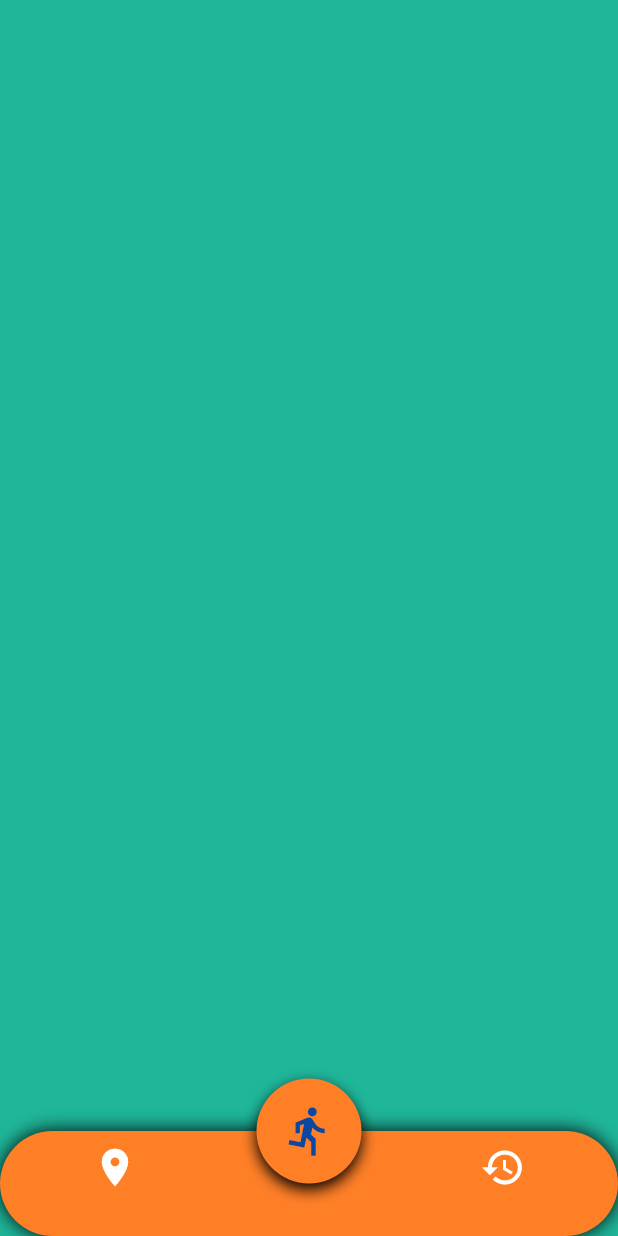
After one commit to dimasbagas/Runnning_feet, a Flutter app: the screen it shows after launch, on a phone screen of 412 x 824 dp. The commit adds this screen. Run offline on Flutter 3.47's test engine with Material 3 defaults, Android fonts, the light colour scheme and no system bars.

Commit message:
membuat buttom navigation

```diff
--- a/lib/main.dart
+++ b/lib/main.dart
@@ -1,5 +1,6 @@
 import 'package:flutter/material.dart';
-import 'package:runningfeet/pages/home_screen.dart';
+import 'package:runningfeet/pages/button_navigation.dart';
+// import 'package:runningfeet/pages/home_screen.dart';
 
 void main() => runApp(const MyApp());
 
@@ -12,7 +13,7 @@ class MyApp extends StatelessWidget {
       debugShowCheckedModeBanner:
           false, // Menghilangkan banner debug di pojok kanan atas
       // home: Firstpage(), // Menetapkan Firstpage sebagai halaman awal
-      home: HomeScreen(), // Menetapkan Firstpage sebagai halaman awal
+      home: ButtonNavigation(), // Menetapkan Firstpage sebagai halaman awal
     );
   }
 }
@@ -54,9 +55,7 @@ class _FirstpageState extends State<Firstpage> {
                   ),
                 ),
                 const SizedBox(height: 60),
-                ElevatedButton(onPressed: () {
-                  print("tombol ditekan");
-                },
+                ElevatedButton(onPressed: () {},
                 style: ElevatedButton.styleFrom(
                   backgroundColor: const Color(0xFFFE7F20),
                   shape: RoundedRectangleBorder(
--- /dev/null
+++ b/lib/pages/button_navigation.dart
@@ -0,0 +1,89 @@
+import 'package:flutter/material.dart';
+
+class ButtonNavigation extends StatefulWidget {
+  const ButtonNavigation({super.key});
+
+  @override
+  State<ButtonNavigation> createState() => _ButtonNavigationState();
+}
+
+class _ButtonNavigationState extends State<ButtonNavigation> {
+  final Color mainOrange = const Color(0xFFff7f27);
+  @override
+  Widget build(BuildContext context) {
+    return Scaffold(
+      body: Container(
+        color: const Color(0xFF1FB69A),
+      ),
+      // const SizedBox(height: 60),
+      extendBody: true,
+      bottomNavigationBar: Container(
+        decoration: BoxDecoration(
+          color: mainOrange,
+          borderRadius: const BorderRadius.only(
+            topLeft: Radius.circular(40),
+            bottomLeft: Radius.circular(40),
+            topRight: Radius.circular(40),
+            bottomRight: Radius.circular(40),
+          ),
+          boxShadow: [BoxShadow(color: Colors.black, blurRadius: 10)],
+        ),
+        height: 70,
+        width: 400,
+        child: Stack(
+          clipBehavior: Clip.none,
+          children: [
+            Row(
+              mainAxisAlignment: MainAxisAlignment.spaceAround,
+              crossAxisAlignment: CrossAxisAlignment.center,
+              children: [
+                // Tombol kiri
+                IconButton(
+                  icon: Icon(Icons.location_on, size: 30, color: Colors.white),
+                  onPressed: () => {},
+                  tooltip: 'Location',
+                ),
+                // Kosong untuk floating button berada disini
+                const SizedBox(width: 0),
+                // Tombol kanan
+                IconButton(
+                  icon: Icon(Icons.history, size: 30, color: Colors.white),
+                  onPressed: () => {},
+                  tooltip: 'Profile',
+                ),
+              ],
+            ),
+            // Tombol tengah floating
+            Positioned(
+              top: -35,
+              left: MediaQuery.of(context).size.width / 2 - 35,
+              child: GestureDetector(
+                onTap: () => {},
+                child: Container(
+                  height: 70,
+                  width: 70,
+                  decoration: BoxDecoration(
+                    color: mainOrange,
+                    shape: BoxShape.circle,
+                    boxShadow: [
+                      BoxShadow(
+                        color: Colors.black,
+                        blurRadius: 8,
+                        offset: const Offset(0, 4),
+                      ),
+                    ],
+                  ),
+                  child: Icon(
+                    Icons.directions_run,
+                    color: Colors.blue.shade900,
+                    size: 36,
+                  ),
+                ),
+              ),
+            ),
+          ],
+        ),
+      ),
+    );
+  }
+}
```
Also changed, not shown: lib/pages/home_screen.dart (+4 -18 lines).
